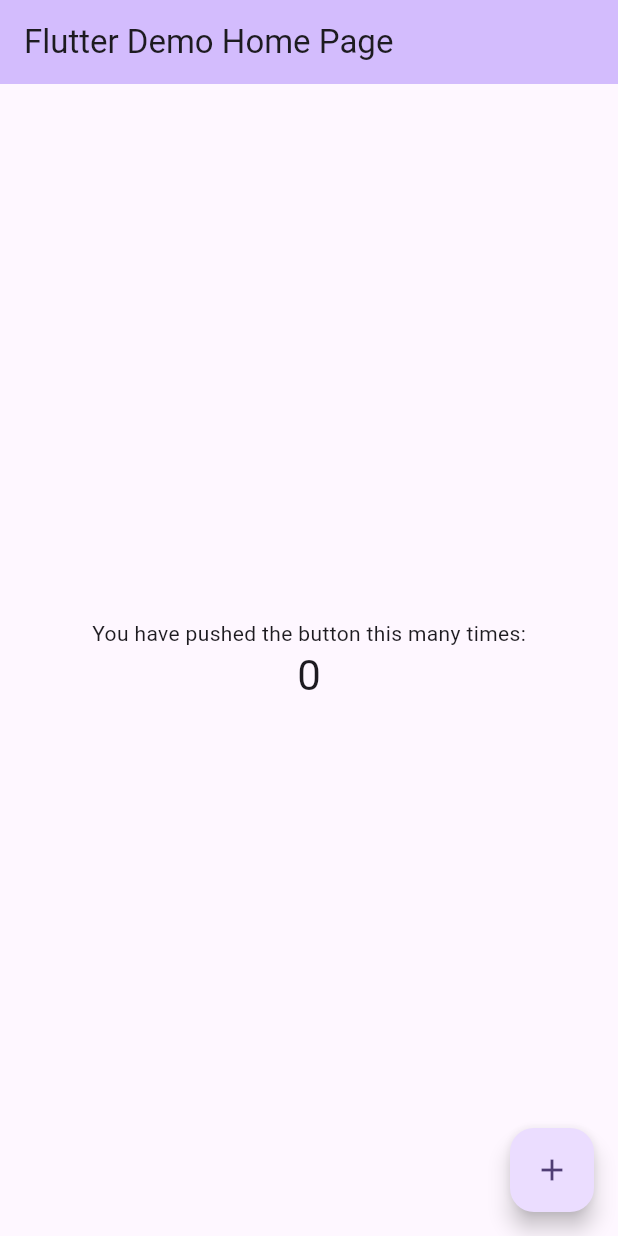
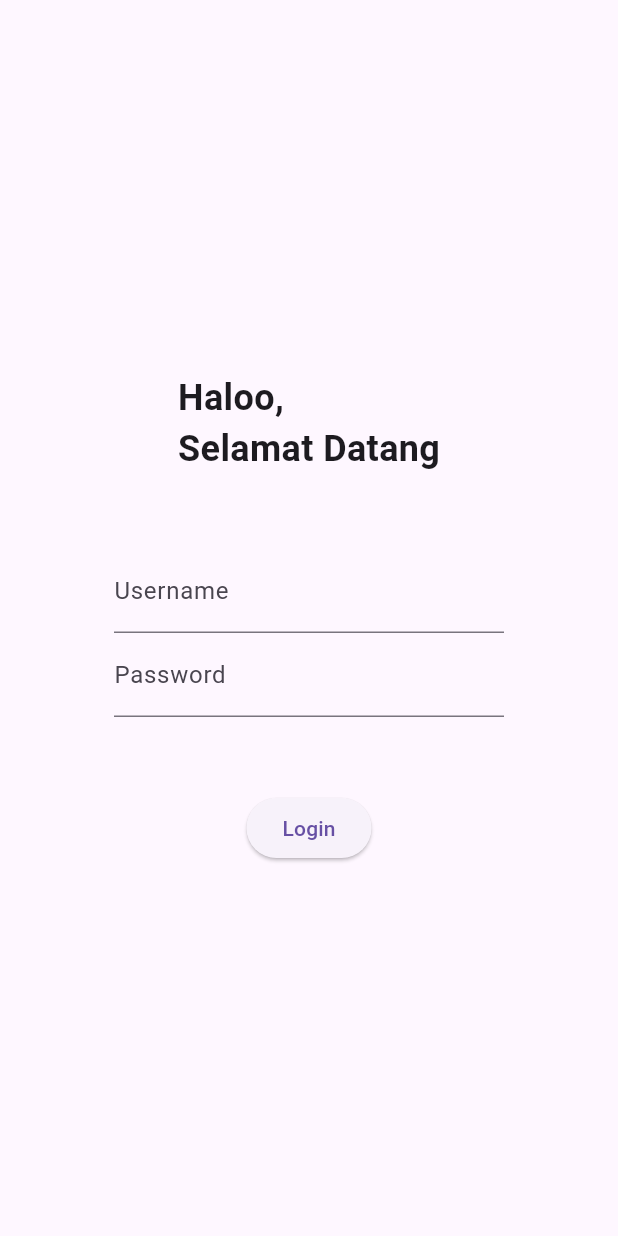
Before and after one commit to KaoriAnimu/Test_01, a Flutter app: the screen it shows after launch, on a phone screen of 412 x 824 dp. Run offline on Flutter 3.47's test engine with Material 3 defaults, Android fonts, the phone set to English and light mode, and no system bars.

Commit message:
Second Push
Pada dashboard masih belum bisa mengambil data,  refresh page sudah bisa digunakan, login sudah sesuai dengan ketentuan

```diff
--- a/lib/main.dart
+++ b/lib/main.dart
@@ -1,125 +1,23 @@
 import 'package:flutter/material.dart';
+import 'package:provider/provider.dart';
+
+import 'providers/product_provider.dart';
+import 'screens/login_screen.dart';
 
 void main() {
-  runApp(const MyApp());
+  runApp(MyApp());
 }
 
 class MyApp extends StatelessWidget {
-  const MyApp({super.key});
-
-  // This widget is the root of your application.
   @override
   Widget build(BuildContext context) {
-    return MaterialApp(
-      title: 'Flutter Demo',
-      theme: ThemeData(
-        // This is the theme of your application.
-        //
-        // TRY THIS: Try running your application with "flutter run". You'll see
-        // the application has a purple toolbar. Then, without quitting the app,
-        // try changing the seedColor in the colorScheme below to Colors.green
-        // and then invoke "hot reload" (save your changes or press the "hot
-        // reload" button in a Flutter-supported IDE, or press "r" if you used
-        // the command line to start the app).
-        //
-        // Notice that the counter didn't reset back to zero; the application
-        // state is not lost during the reload. To reset the state, use hot
-        // restart instead.
-        //
-        // This works for code too, not just values: Most code changes can be
-        // tested with just a hot reload.
-        colorScheme: ColorScheme.fromSeed(seedColor: Colors.deepPurple),
-        useMaterial3: true,
+    return ChangeNotifierProvider(
+      create: (ctx) => ProductProvider(),
+      child: MaterialApp(
+        title: 'Test 01',
+        theme: ThemeData(primarySwatch: Colors.blue),
+        home: LoginScreen(),
       ),
-      home: const MyHomePage(title: 'Flutter Demo Home Page'),
     );
   }
 }
-
-class MyHomePage extends StatefulWidget {
-  const MyHomePage({super.key, required this.title});
-
-  // This widget is the home page of your application. It is stateful, meaning
-  // that it has a State object (defined below) that contains fields that affect
-  // how it looks.
-
-  // This class is the configuration for the state. It holds the values (in this
-  // case the title) provided by the parent (in this case the App widget) and
-  // used by the build method of the State. Fields in a Widget subclass are
-  // always marked "final".
-
-  final String title;
-
-  @override
-  State<MyHomePage> createState() => _MyHomePageState();
-}
-
-class _MyHomePageState extends State<MyHomePage> {
-  int _counter = 0;
-
-  void _incrementCounter() {
-    setState(() {
-      // This call to setState tells the Flutter framework that something has
-      // changed in this State, which causes it to rerun the build method below
-      // so that the display can reflect the updated values. If we changed
-      // _counter without calling setState(), then the build method would not be
-      // called again, and so nothing would appear to happen.
-      _counter++;
-    });
-  }
-
-  @override
-  Widget build(BuildContext context) {
-    // This method is rerun every time setState is called, for instance as done
-    // by the _incrementCounter method above.
-    //
-    // The Flutter framework has been optimized to make rerunning build methods
-    // fast, so that you can just rebuild anything that needs updating rather
-    // than having to individually change instances of widgets.
-    return Scaffold(
-      appBar: AppBar(
-        // TRY THIS: Try changing the color here to a specific color (to
-        // Colors.amber, perhaps?) and trigger a hot reload to see the AppBar
-        // change color while the other colors stay the same.
-        backgroundColor: Theme.of(context).colorScheme.inversePrimary,
-        // Here we take the value from the MyHomePage object that was created by
-        // the App.build method, and use it to set our appbar title.
-        title: Text(widget.title),
-      ),
-      body: Center(
-        // Center is a layout widget. It takes a single child and positions it
-        // in the middle of the parent.
-        child: Column(
-          // Column is also a layout widget. It takes a list of children and
-          // arranges them vertically. By default, it sizes itself to fit its
-          // children horizontally, and tries to be as tall as its parent.
-          //
-          // Column has various properties to control how it sizes itself and
-          // how it positions its children. Here we use mainAxisAlignment to
-          // center the children vertically; the main axis here is the vertical
-          // axis because Columns are vertical (the cross axis would be
-          // horizontal).
-          //
-          // TRY THIS: Invoke "debug painting" (choose the "Toggle Debug Paint"
-          // action in the IDE, or press "p" in the console), to see the
-          // wireframe for each widget.
-          mainAxisAlignment: MainAxisAlignment.center,
-          children: <Widget>[
-            const Text(
-              'You have pushed the button this many times:',
-            ),
-            Text(
-              '$_counter',
-              style: Theme.of(context).textTheme.headlineMedium,
-            ),
-          ],
-        ),
-      ),
-      floatingActionButton: FloatingActionButton(
-        onPressed: _incrementCounter,
-        tooltip: 'Increment',
-        child: const Icon(Icons.add),
-      ), // This trailing comma makes auto-formatting nicer for build methods.
-    );
-  }
-}
--- /dev/null
+++ b/lib/models/product.dart
@@ -0,0 +1,15 @@
+class Product {
+  final int id;
+  final String name;
+  final String description;
+
+  Product({required this.id, required this.name, required this.description});
+
+  factory Product.fromJson(Map<String, dynamic> json) {
+    return Product(
+      id: json['id'],
+      name: json['name'],
+      description: json['description'],
+    );
+  }
+}
--- /dev/null
+++ b/lib/screens/login_screen.dart
@@ -0,0 +1,99 @@
+// lib/screens/login_screen.dart
+import 'package:flutter/material.dart';
+
+import 'dashboard_screen.dart';
+
+class LoginScreen extends StatefulWidget {
+  @override
+  _LoginScreenState createState() => _LoginScreenState();
+}
+
+class _LoginScreenState extends State<LoginScreen> {
+  final _usernameController = TextEditingController();
+  final _passwordController = TextEditingController();
+  final _formKey = GlobalKey<FormState>();
+
+  String? _username;
+  String? _password;
+
+  bool _isLoading = false;
+
+  void _login() {
+    if (_formKey.currentState?.validate() ?? false) {
+      setState(() {
+        _isLoading = true;
+      });
+
+      Future.delayed(Duration(seconds: 2), () {
+        setState(() {
+          _isLoading = false;
+        });
+        Navigator.pushReplacement(
+          context,
+          MaterialPageRoute(builder: (context) => DashboardScreen()),
+        );
+      });
+    }
+  }
+
+  @override
+  Widget build(BuildContext context) {
+    return Scaffold(
+      body: Padding(
+        padding: const EdgeInsets.all(16.0),
+        child: Form(
+          key: _formKey,
+          child: Column(
+            mainAxisAlignment: MainAxisAlignment.center,
+            children: [
+              Text(
+                'Haloo,\nSelamat Datang',
+                style: TextStyle(
+                  fontSize: 24,
+                  fontWeight: FontWeight.bold,
+                ),
+              ),
+              SizedBox(
+                height: 50,
+              ),
+              Container(
+                padding: EdgeInsets.fromLTRB(60, 0, 60, 0),
+                child: TextFormField(
+                  controller: _usernameController,
+                  decoration: InputDecoration(labelText: 'Username'),
+                  validator: (value) {
+                    if (value == null || value.isEmpty) {
+                      return 'Username tidak boleh kosong';
+                    }
+                    return null;
+                  },
+                ),
+              ),
+              Container(
+                padding: EdgeInsets.fromLTRB(60, 0, 60, 0),
+                child: TextFormField(
+                  controller: _passwordController,
+                  decoration: InputDecoration(labelText: 'Password'),
+                  obscureText: true,
+                  validator: (value) {
+                    if (value == null || value.length < 6) {
+                      return 'Password harus memiliki 6 karakter atau lebih';
+                    }
+                    return null;
+                  },
+                ),
+              ),
+              SizedBox(height: 50),
+              _isLoading
+                  ? CircularProgressIndicator()
+                  : ElevatedButton(
+                      onPressed: _login,
+                      child: Text('Login'),
+                    ),
+            ],
+          ),
+        ),
+      ),
+    );
+  }
+}
--- a/pubspec.yaml
+++ b/pubspec.yaml
@@ -35,6 +35,8 @@ dependencies:
   # The following adds the Cupertino Icons font to your application.
   # Use with the CupertinoIcons class for iOS style icons.
   cupertino_icons: ^1.0.6
+  provider: ^6.0.0
+  http: ^1.2.2
 
 dev_dependencies:
   flutter_test:
```
Also changed, not shown: lib/providers/product_provider.dart (added, +29 -0 lines), lib/screens/dashboard_screen.dart (added, +41 -0 lines), pubspec.lock, 1 other file.
